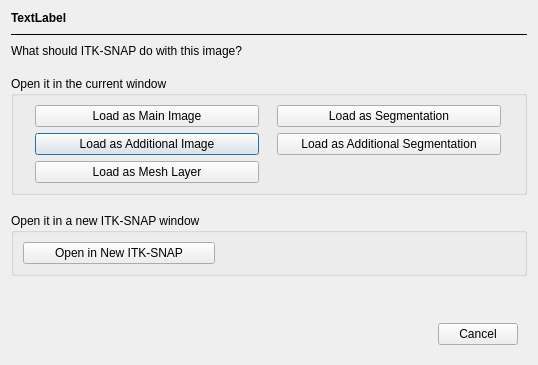
Before: the Qt Designer form GUI/Qt/Windows/DropActionDialog.ui in pyushkevich/itksnap, drawn with Qt 5.
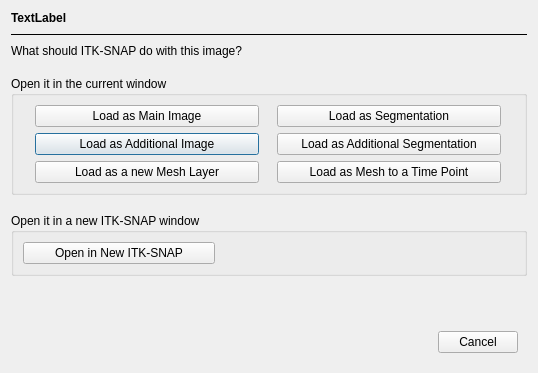
After: the same form once the commit is applied.

Commit message: czi-70: load to timepoint logic

What changed in the file:
```diff
--- a/GUI/Qt/Windows/DropActionDialog.ui
+++ b/GUI/Qt/Windows/DropActionDialog.ui
@@ -7,7 +7,7 @@
     <x>0</x>
     <y>0</y>
     <width>538</width>
-    <height>365</height>
+    <height>373</height>
    </rect>
   </property>
   <property name="windowTitle">
@@ -163,7 +163,14 @@
       <item row="2" column="0">
        <widget class="QPushButton" name="btnLoadMesh">
         <property name="text">
-         <string>Load as Mesh Layer</string>
+         <string>Load as a new Mesh Layer</string>
+        </property>
+       </widget>
+      </item>
+      <item row="2" column="1">
+       <widget class="QPushButton" name="btnLoadMeshToTP">
+        <property name="text">
+         <string>Load as Mesh to a Time Point</string>
         </property>
        </widget>
       </item>
```
Left out of the diff: 2 changed lines with no effect on the pictures. The commit also changes 6 other files.
